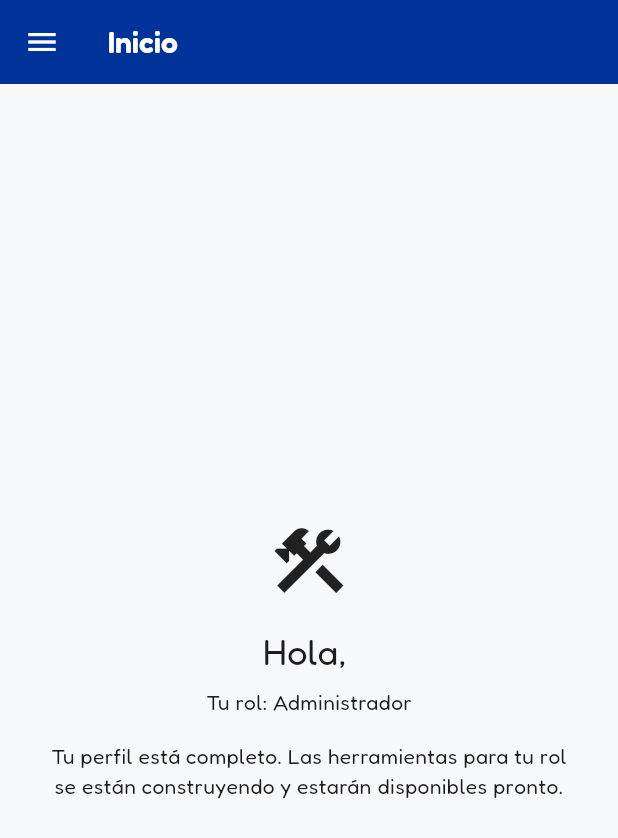
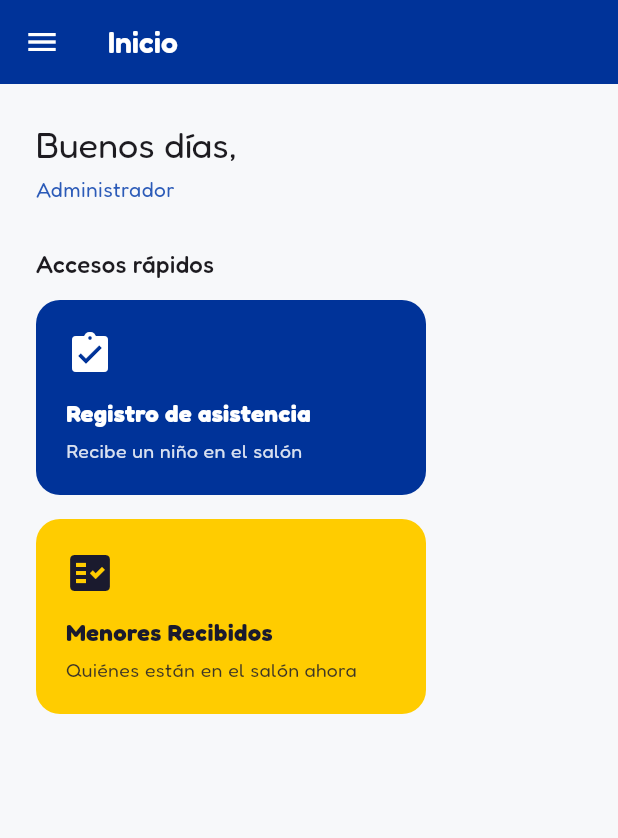
Before and after one commit to geregius/rocakids-app, a Flutter app: the ModuloEnConstruccionScreen widget shown alone on an empty page, opened directly with empty values, on a phone screen of 412 x 824 dp. Shown: the top 838 px of the screen. Run offline on Flutter 3.47's test engine with Material 3 defaults, Android fonts, the phone set to English and light mode, and no system bars; our stand-ins replace cloud_firestore, firebase_auth, firebase_core, firebase_storage, fl_chart, google_fonts and 3 more; missing offline and left inert: firebase_app_check, mobile_scanner; accounts and stored records are empty.

Commit message:
Rediseñar Inicio para roles de servidor con saludo y accesos rápidos
Reemplaza el mensaje genérico de "módulo en construcción" por un saludo
según la hora del día y 2 tarjetas de acceso directo a Registro de
asistencia / Menores Recibidos. A propósito sin datos en vivo (niños
presentes, cumpleaños del día) para no sumar consultas ni lentitud a
esta pantalla — pedido explícito de Rafael.

Co-Authored-By: Claude Sonnet 5 <noreply@anthropic.com>

```diff
--- a/app/lib/screens/modulo_en_construccion_screen.dart
+++ b/app/lib/screens/modulo_en_construccion_screen.dart
@@ -1,36 +1,88 @@
 import 'package:flutter/material.dart';
 
 import '../models/usuario_app.dart';
+import '../theme/app_colors.dart';
 import '../widgets/app_shell.dart';
+import 'ninos_presentes_screen.dart';
+import 'registro_asistencia_screen.dart';
 
-/// Para roles ya aprobados y con perfil completo, pero cuyas pantallas
-/// propias todavía no existen (se activan módulo por módulo).
+/// "Inicio" para roles de servidor *distintos* a administrador. Antes
+/// era solo un mensaje de "módulo en construcción" — la mayoría de sus
+/// herramientas reales YA existen (Registro de asistencia, Menores
+/// Recibidos, etc.), solo no se veían desde acá. Rediseñado 2026-08-21
+/// (pedido de Rafael, "algo atractivo, que no genere dificultad ni haga
+/// más lenta la app") con saludo según la hora del día y accesos
+/// directos a las 2 pantallas que usa CUALQUIER rol de servidor — a
+/// propósito SIN ninguna consulta nueva a Firestore (ni "presentes
+/// ahora" ni "cumpleaños de hoy"): esos datos ya se calculan en las
+/// pantallas de destino, duplicarlos aquí sumaría lecturas y latencia
+/// sin necesidad.
 class ModuloEnConstruccionScreen extends StatelessWidget {
   final UsuarioApp usuario;
 
   const ModuloEnConstruccionScreen({super.key, required this.usuario});
+
+  String _saludo() {
+    final hora = DateTime.now().hour;
+    if (hora < 12) return 'Buenos días';
+    if (hora < 19) return 'Buenas tardes';
+    return 'Buenas noches';
+  }
 
   @override
   Widget build(BuildContext context) {
     return AppShell(
       usuario: usuario,
       seccionActiva: 'Inicio',
-      body: Center(
-        child: Padding(
-          padding: const EdgeInsets.all(32),
+      body: SingleChildScrollView(
+        padding: const EdgeInsets.all(24),
+        child: ConstrainedBox(
+          constraints: const BoxConstraints(maxWidth: 640),
           child: Column(
-            mainAxisSize: MainAxisSize.min,
+            crossAxisAlignment: CrossAxisAlignment.start,
             children: [
-              const Icon(Icons.construction, size: 56),
-              const SizedBox(height: 16),
-              Text('Hola, ${usuario.nombre}', style: Theme.of(context).textTheme.headlineSmall),
-              const SizedBox(height: 8),
-              Text('Tu rol: ${usuario.rol.etiqueta}'),
-              const SizedBox(height: 16),
-              const Text(
-                'Tu perfil está completo. Las herramientas para tu rol se '
-                'están construyendo y estarán disponibles pronto.',
-                textAlign: TextAlign.center,
+              Text(
+                '${_saludo()}, ${usuario.nombre}',
+                style: Theme.of(context).textTheme.headlineSmall,
+              ),
+              const SizedBox(height: 4),
+              Text(
+                usuario.rol.etiqueta,
+                style: Theme.of(
+                  context,
+                ).textTheme.bodyMedium?.copyWith(color: AppColors.azulClaro),
+              ),
+              const SizedBox(height: 28),
+              Text('Accesos rápidos', style: Theme.of(context).textTheme.titleMedium),
+              const SizedBox(height: 12),
+              Wrap(
+                spacing: 16,
+                runSpacing: 16,
+                children: [
+                  _TarjetaAcceso(
+                    icono: Icons.assignment_turned_in,
+                    color: AppColors.azulMarino,
+                    titulo: 'Registro de asistencia',
+                    subtitulo: 'Recibe un niño en el salón',
+                    onTap: () => Navigator.of(context).pushReplacement(
+                      MaterialPageRoute(
+                        builder: (_) => RegistroAsistenciaScreen(usuario: usuario),
+                      ),
+                    ),
+                  ),
+                  _TarjetaAcceso(
+                    icono: Icons.fact_check,
+                    color: AppColors.amarillo,
+                    colorTexto: AppColors.textoPrincipal,
+                    titulo: 'Menores Recibidos',
+                    subtitulo: 'Quiénes están en el salón ahora',
+                    onTap: () => Navigator.of(context).pushReplacement(
+                      MaterialPageRoute(
+                        builder: (_) => NinosPresentesScreen(usuario: usuario),
+                      ),
+                    ),
+                  ),
+                ],
               ),
             ],
           ),
@@ -39,3 +91,59 @@ class ModuloEnConstruccionScreen extends StatelessWidget {
     );
   }
 }
+
+class _TarjetaAcceso extends StatelessWidget {
+  final IconData icono;
+  final Color color;
+  final Color colorTexto;
+  final String titulo;
+  final String subtitulo;
+  final VoidCallback onTap;
+
+  const _TarjetaAcceso({
+    required this.icono,
+    required this.color,
+    this.colorTexto = Colors.white,
+    required this.titulo,
+    required this.subtitulo,
+    required this.onTap,
+  });
+
+  @override
+  Widget build(BuildContext context) {
+    return SizedBox(
+      width: 260,
+      child: Material(
+        color: color,
+        borderRadius: BorderRadius.circular(16),
+        child: InkWell(
+          borderRadius: BorderRadius.circular(16),
+          onTap: onTap,
+          child: Padding(
+            padding: const EdgeInsets.all(20),
+            child: Column(
+              crossAxisAlignment: CrossAxisAlignment.start,
+              children: [
+                Icon(icono, color: colorTexto, size: 32),
+                const SizedBox(height: 12),
+                Text(
+                  titulo,
+                  style: TextStyle(
+                    color: colorTexto,
+                    fontWeight: FontWeight.bold,
+                    fontSize: 16,
+                  ),
+                ),
+                const SizedBox(height: 4),
+                Text(
+                  subtitulo,
+                  style: TextStyle(color: colorTexto.withValues(alpha: 0.85), fontSize: 13),
+                ),
+              ],
+            ),
+          ),
+        ),
+      ),
+    );
+  }
+}
```
Also changed, not shown: 1 other file.
